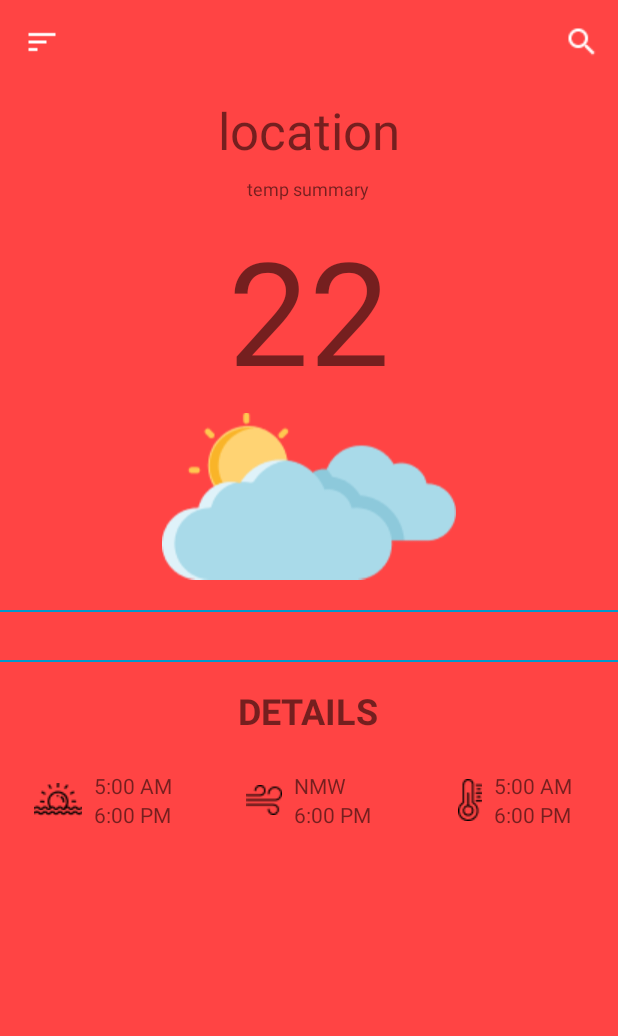
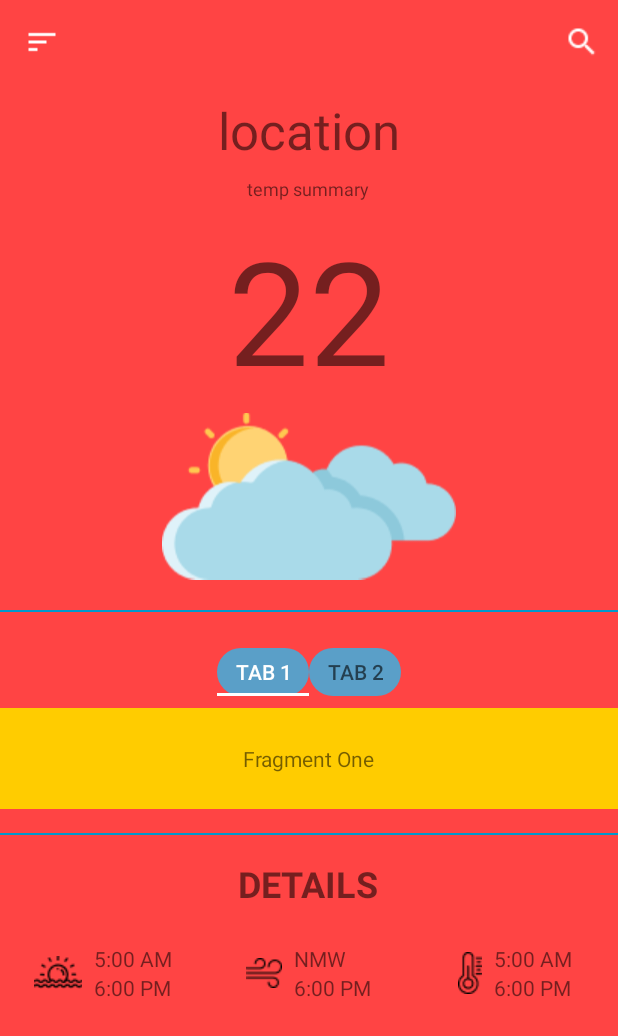
Before and after one commit to PolyMorpher01/WeatherApp, an Android app: the screen it shows after launch (HomeActivity), on a phone screen of 412 x 824 dp. Shown: the top 1036 px of the screen. Run offline under Robolectric (Android 15) with nearby library versions, the phone set to English and light mode, and no system bars; our stand-ins replace ButterKnife, Timber; libraries missing offline, so code that uses them is left out: pub.devrel.easypermissions; 2 statements that could not run were skipped.

Commit message:
WEA-7 Add tabs in home

```diff
--- /dev/null
+++ b/app/src/main/java/com/ayush/weatherapp/customViews/WrapContentHeightViewPager.java
@@ -0,0 +1,33 @@
+package com.ayush.weatherapp.customViews;
+
+import android.content.Context;
+import android.support.v4.view.ViewPager;
+import android.util.AttributeSet;
+import android.view.View;
+
+//Reference: https://stackoverflow.com/questions/8394681/android-i-am-unable-to-have-viewpager-wrap-content
+public class WrapContentHeightViewPager extends ViewPager {
+  public WrapContentHeightViewPager(Context context) {
+    super(context);
+  }
+
+  public WrapContentHeightViewPager(Context context, AttributeSet attrs) {
+    super(context, attrs);
+  }
+
+  @Override
+  protected void onMeasure(int widthMeasureSpec, int heightMeasureSpec) {
+
+    int height = 0;
+    for (int i = 0; i < getChildCount(); i++) {
+      View child = getChildAt(i);
+      child.measure(widthMeasureSpec, MeasureSpec.makeMeasureSpec(0, MeasureSpec.UNSPECIFIED));
+      int h = child.getMeasuredHeight();
+      if (h > height) height = h;
+    }
+
+    heightMeasureSpec = MeasureSpec.makeMeasureSpec(height, MeasureSpec.EXACTLY);
+
+    super.onMeasure(widthMeasureSpec, heightMeasureSpec);
+  }
+}
--- /dev/null
+++ b/app/src/main/java/com/ayush/weatherapp/home/Fragment1.java
@@ -0,0 +1,17 @@
+package com.ayush.weatherapp.home;
+
+import android.os.Bundle;
+import android.support.annotation.Nullable;
+import android.support.v4.app.Fragment;
+import android.view.LayoutInflater;
+import android.view.View;
+import android.view.ViewGroup;
+import com.ayush.weatherapp.R;
+
+public class Fragment1 extends Fragment {
+  @Nullable @Override
+  public View onCreateView(LayoutInflater inflater, @Nullable ViewGroup container,
+      Bundle savedInstanceState) {
+    return inflater.inflate(R.layout.fragment_one, container, false);
+  }
+}
--- /dev/null
+++ b/app/src/main/java/com/ayush/weatherapp/home/Fragment2.java
@@ -0,0 +1,17 @@
+package com.ayush.weatherapp.home;
+
+import android.os.Bundle;
+import android.support.annotation.Nullable;
+import android.support.v4.app.Fragment;
+import android.view.LayoutInflater;
+import android.view.View;
+import android.view.ViewGroup;
+import com.ayush.weatherapp.R;
+
+public class Fragment2 extends Fragment {
+  @Nullable @Override
+  public View onCreateView(LayoutInflater inflater, @Nullable ViewGroup container,
+      Bundle savedInstanceState) {
+    return inflater.inflate(R.layout.fragment_two, container, false);
+  }
+}
--- a/app/src/main/java/com/ayush/weatherapp/home/HomeActivity.java
+++ b/app/src/main/java/com/ayush/weatherapp/home/HomeActivity.java
@@ -6,7 +6,9 @@ import android.content.Intent;
 import android.os.Bundle;
 import android.support.annotation.NonNull;
 import android.support.design.widget.NavigationView;
+import android.support.design.widget.TabLayout;
 import android.support.v4.view.GravityCompat;
+import android.support.v4.view.ViewPager;
 import android.support.v4.widget.DrawerLayout;
 import android.support.v7.widget.Toolbar;
 import android.view.LayoutInflater;
@@ -49,6 +51,12 @@ public class HomeActivity extends BaseActivity
   @BindView(R.id.detail_sun) ForecastDetailCompoundView detailSun;
   @BindView(R.id.detail_wind) ForecastDetailCompoundView detailWind;
   @BindView(R.id.detail_temperature) ForecastDetailCompoundView detailTemperature;
+
+  @BindView(R.id.tab_layout) TabLayout tabLayout;
+  @BindView(R.id.view_pager) ViewPager viewPager;
+
+  TabPagerAdapter tabPagerAdapter;
+
   HomeContract.Presenter presenter;
 
   @Override protected int getLayoutId() {
@@ -68,7 +76,17 @@ public class HomeActivity extends BaseActivity
 
     presenter = new HomePresenterImpl(this);
 
+    setTabLayout();
+
     checkLocationPermission();
+  }
+
+  private void setTabLayout() {
+    tabPagerAdapter = new TabPagerAdapter(getSupportFragmentManager());
+    viewPager.setAdapter(tabPagerAdapter);
+
+    tabLayout.setupWithViewPager(viewPager);
+    viewPager.addOnPageChangeListener(new TabLayout.TabLayoutOnPageChangeListener(tabLayout));
   }
 
   @Override public boolean onCreateOptionsMenu(Menu menu) {
--- /dev/null
+++ b/app/src/main/java/com/ayush/weatherapp/home/TabPagerAdapter.java
@@ -0,0 +1,33 @@
+package com.ayush.weatherapp.home;
+
+import android.support.annotation.Nullable;
+import android.support.v4.app.Fragment;
+import android.support.v4.app.FragmentManager;
+import android.support.v4.app.FragmentPagerAdapter;
+
+public class TabPagerAdapter extends FragmentPagerAdapter {
+  private final static int NUMBER_OF_TABS = 2;
+  private String tabTitles[] = new String[] { "Tab1", "Tab2" };
+
+  TabPagerAdapter(FragmentManager fm) {
+    super(fm);
+  }
+
+  @Override public Fragment getItem(int position) {
+    Fragment fragment = null;
+    if (position == 0) {
+      fragment = new Fragment1();
+    } else if (position == 1) {
+      fragment = new Fragment2();
+    }
+    return fragment;
+  }
+
+  @Override public int getCount() {
+    return NUMBER_OF_TABS;
+  }
+
+  @Nullable @Override public CharSequence getPageTitle(int position) {
+    return "Tab " + (position + 1);
+  }
+}
--- /dev/null
+++ b/app/src/main/res/drawable/rounded_layout_bg.xml
@@ -0,0 +1,7 @@
+<?xml version="1.0" encoding="utf-8"?>
+<shape xmlns:android="http://schemas.android.com/apk/res/android">
+  <solid android:color="@color/colorPrimary"/>
+  <!--<stroke android:width="3dp" android:color="#B1BCBE" />-->
+  <corners android:radius="20dp"/>
+  <padding android:left="0dp" android:top="0dp" android:right="0dp" android:bottom="0dp" />
+</shape>
--- /dev/null
+++ b/app/src/main/res/layout/fragment_one.xml
@@ -0,0 +1,16 @@
+<?xml version="1.0" encoding="utf-8"?>
+<FrameLayout
+    xmlns:android="http://schemas.android.com/apk/res/android"
+    android:layout_width="match_parent"
+    android:layout_height="match_parent"
+    android:background="#ffcc00"
+    >
+  <TextView
+      android:layout_width="wrap_content"
+      android:layout_height="wrap_content"
+      android:layout_gravity="center"
+      android:padding="@dimen/h5"
+      android:text="Fragment One"
+      />
+
+</FrameLayout>
--- /dev/null
+++ b/app/src/main/res/layout/fragment_two.xml
@@ -0,0 +1,14 @@
+<?xml version="1.0" encoding="utf-8"?>
+<FrameLayout xmlns:android="http://schemas.android.com/apk/res/android"
+    android:layout_width="match_parent"
+    android:layout_height="match_parent"
+    android:background="#808080">
+
+  <TextView
+      android:layout_width="wrap_content"
+      android:layout_height="wrap_content"
+      android:layout_gravity="center"
+      android:padding="@dimen/h5"
+      android:text="Fragment two"
+      />
+</FrameLayout>
--- a/app/src/main/res/layout/layout_home.xml
+++ b/app/src/main/res/layout/layout_home.xml
@@ -1,11 +1,18 @@
 <?xml version="1.0" encoding="utf-8"?>
-<LinearLayout xmlns:android="http://schemas.android.com/apk/res/android"
+<ScrollView
+    xmlns:android="http://schemas.android.com/apk/res/android"
     xmlns:app="http://schemas.android.com/apk/res-auto"
+    android:layout_width="match_parent"
+    android:layout_height="match_parent"
+    android:scrollbars="vertical"
+    >
+  <LinearLayout
       android:layout_width="match_parent"
       android:layout_height="match_parent"
       android:gravity="center_horizontal"
       android:orientation="vertical"
       >
+
 
     <!--Current Forecast group-->
 
@@ -50,6 +57,12 @@
         android:layout_marginTop="@dimen/x2"
         />
 
+
+    <include
+        layout="@layout/layout_tabs"
+        android:layout_width="wrap_content"
+        android:layout_height="wrap_content"
+        />
 
     <!--List forecast group-->
 
@@ -131,3 +144,4 @@
     </LinearLayout>
 
   </LinearLayout>
+</ScrollView>
--- /dev/null
+++ b/app/src/main/res/layout/layout_tabs.xml
@@ -0,0 +1,28 @@
+<?xml version="1.0" encoding="utf-8"?>
+<LinearLayout xmlns:android="http://schemas.android.com/apk/res/android"
+    xmlns:app="http://schemas.android.com/apk/res-auto"
+    android:id="@+id/pager"
+    android:layout_width="match_parent"
+    android:layout_height="wrap_content"
+    android:orientation="vertical"
+    >
+  <android.support.design.widget.TabLayout
+      android:id="@+id/tab_layout"
+      android:layout_width="match_parent"
+      android:layout_height="@dimen/x4"
+      android:layout_margin="@dimen/x1"
+      app:tabBackground="@drawable/rounded_layout_bg"
+      app:tabGravity="center"
+      app:tabIndicatorColor="@android:color/transparent"
+      app:tabMode="fixed"
+      app:tabSelectedTextColor="#ffffff"
+      app:tabTextAppearance="@style/MineCustomTabText"
+      />
+  <com.ayush.weatherapp.customViews.WrapContentHeightViewPager
+      android:id="@+id/view_pager"
+      android:layout_width="match_parent"
+      android:layout_height="0dp"
+      android:layout_weight="1"
+      />
+
+</LinearLayout>
--- a/app/src/main/res/values/styles.xml
+++ b/app/src/main/res/values/styles.xml
@@ -20,4 +20,9 @@
     <item name="android:fontFamily">@font/nunito_regular</item>
   </style>
 
+  <style name="MineCustomTabText" parent="TextAppearance.Design.Tab">
+    <item name="android:textSize">@dimen/body1</item>
+    <item name="textAllCaps">true</item>
+  </style>
+
 </resources>
```
Lines whose indentation alone changed are shown as unchanged.
